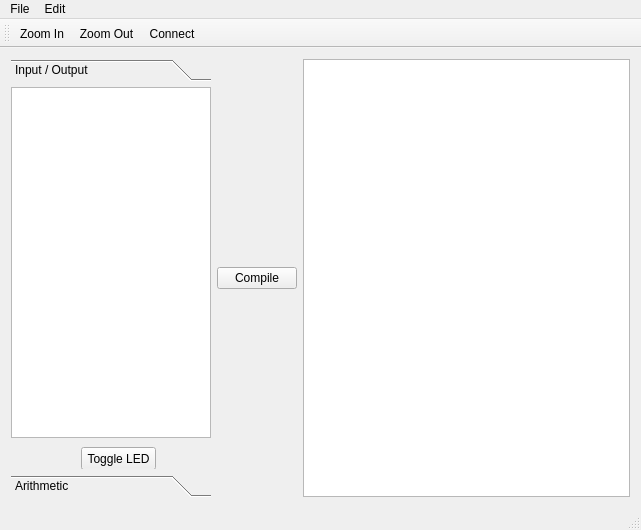
Qt form gui/mainwindow.ui (SignalCraft/SignalCraft-Designer) before a commit.
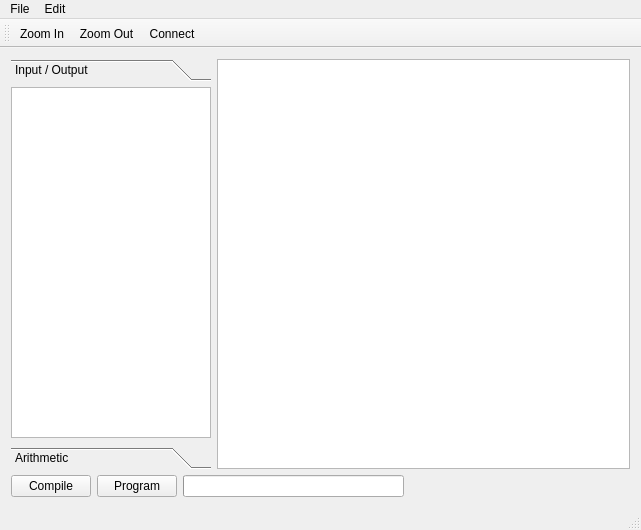
The same form after that commit. Icons and pictures are not drawn. Custom widgets are drawn as their Qt base class.

```diff
--- a/gui/mainwindow.ui
+++ b/gui/mainwindow.ui
@@ -14,11 +14,13 @@
    <string>MainWindow</string>
   </property>
   <widget class="QWidget" name="centralWidget">
-   <layout class="QHBoxLayout" name="horizontalLayout_2">
+   <layout class="QVBoxLayout" name="verticalLayout">
+    <item>
+     <layout class="QHBoxLayout" name="horizontalLayout">
     <item>
      <widget class="QToolBox" name="toolBox">
       <property name="sizePolicy">
-       <sizepolicy hsizetype="Expanding" vsizetype="Expanding">
+         <sizepolicy hsizetype="Preferred" vsizetype="Preferred">
         <horstretch>0</horstretch>
         <verstretch>0</verstretch>
        </sizepolicy>
@@ -44,7 +46,7 @@
          <x>0</x>
          <y>0</y>
          <width>200</width>
-         <height>367</height>
+           <height>350</height>
         </rect>
        </property>
        <property name="sizePolicy">
@@ -99,19 +101,6 @@
          <enum>QListView::IconMode</enum>
         </property>
        </widget>
-       <widget class="QPushButton" name="pushButton">
-        <property name="geometry">
-         <rect>
-          <x>70</x>
-          <y>360</y>
-          <width>75</width>
-          <height>23</height>
-         </rect>
-        </property>
-        <property name="text">
-         <string>Toggle LED</string>
-        </property>
-       </widget>
       </widget>
       <widget class="QWidget" name="page_arithmetic">
        <property name="geometry">
@@ -165,15 +154,14 @@
       </widget>
      </widget>
     </item>
-    <item>
-     <widget class="QPushButton" name="compileButton">
-      <property name="text">
-       <string>Compile</string>
-      </property>
-     </widget>
-    </item>
     <item>
      <widget class="MyGraphicsView" name="graphicsView">
+        <property name="sizePolicy">
+         <sizepolicy hsizetype="Preferred" vsizetype="Preferred">
+          <horstretch>0</horstretch>
+          <verstretch>0</verstretch>
+         </sizepolicy>
+        </property>
       <property name="verticalScrollBarPolicy">
        <enum>Qt::ScrollBarAsNeeded</enum>
       </property>
@@ -197,6 +185,61 @@
      </widget>
     </item>
    </layout>
+    </item>
+    <item>
+     <layout class="QHBoxLayout" name="horizontalLayout_3">
+      <item>
+       <widget class="QPushButton" name="pushButton_compile">
+        <property name="text">
+         <string>Compile</string>
+        </property>
+       </widget>
+      </item>
+      <item>
+       <widget class="QPushButton" name="pushButton_program">
+        <property name="text">
+         <string>Program</string>
+        </property>
+       </widget>
+      </item>
+      <item>
+       <widget class="QProgressBar" name="progressBar">
+        <property name="enabled">
+         <bool>true</bool>
+        </property>
+        <property name="sizePolicy">
+         <sizepolicy hsizetype="MinimumExpanding" vsizetype="Fixed">
+          <horstretch>0</horstretch>
+          <verstretch>0</verstretch>
+         </sizepolicy>
+        </property>
+        <property name="value">
+         <number>0</number>
+        </property>
+        <property name="textVisible">
+         <bool>false</bool>
+        </property>
+        <property name="invertedAppearance">
+         <bool>false</bool>
+        </property>
+       </widget>
+      </item>
+      <item>
+       <widget class="QLabel" name="label_actionStatus">
+        <property name="sizePolicy">
+         <sizepolicy hsizetype="MinimumExpanding" vsizetype="Preferred">
+          <horstretch>0</horstretch>
+          <verstretch>0</verstretch>
+         </sizepolicy>
+        </property>
+        <property name="text">
+         <string/>
+        </property>
+       </widget>
+      </item>
+     </layout>
+    </item>
+   </layout>
   </widget>
   <widget class="QMenuBar" name="menuBar">
    <property name="geometry">
```
Left out of the diff: 4 changed lines with no effect on the pictures. Lines whose indentation alone changed are shown as unchanged.
